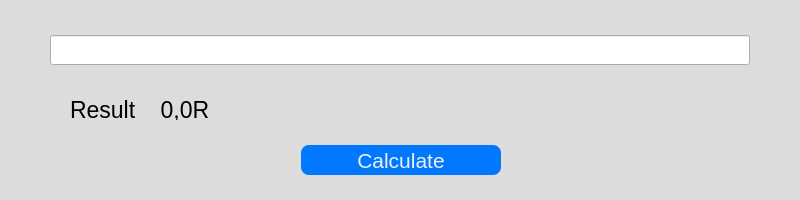
StepanTWL/ResistorCalculator, file window.ui: the form before one commit.
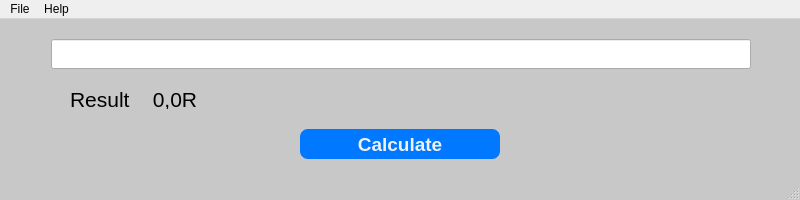
The form after the commit.

The edit to the form file:
```diff
--- a/window.ui
+++ b/window.ui
@@ -1,7 +1,10 @@
 <?xml version="1.0" encoding="UTF-8"?>
 <ui version="4.0">
  <class>ResistorCalculator</class>
- <widget class="QDialog" name="ResistorCalculator">
+ <widget class="QMainWindow" name="ResistorCalculator">
+  <property name="enabled">
+   <bool>true</bool>
+  </property>
   <property name="geometry">
    <rect>
     <x>0</x>
@@ -26,111 +29,21 @@
    <string>Resistor Calculator</string>
   </property>
   <property name="styleSheet">
-   <string notr="true">QDialog{background-color: rgb(220,220,220);}</string>
+   <string notr="true">QMainWindow{background-color: rgb(200,200,200);}</string>
   </property>
-  <widget class="QWidget" name="gridLayoutWidget">
-   <property name="geometry">
-    <rect>
-     <x>-1</x>
-     <y>19</y>
-     <width>801</width>
-     <height>62</height>
-    </rect>
-   </property>
-   <layout class="QGridLayout" name="gridLayout">
-    <item row="2" column="0">
-     <spacer name="horizontalSpacer">
-      <property name="orientation">
-       <enum>Qt::Horizontal</enum>
-      </property>
-      <property name="sizeHint" stdset="0">
-       <size>
-        <width>40</width>
-        <height>20</height>
-       </size>
-      </property>
-     </spacer>
-    </item>
-    <item row="0" column="1">
-     <spacer name="verticalSpacer_2">
-      <property name="orientation">
-       <enum>Qt::Vertical</enum>
-      </property>
-      <property name="sizeHint" stdset="0">
-       <size>
-        <width>20</width>
-        <height>40</height>
-       </size>
-      </property>
-     </spacer>
-    </item>
-    <item row="2" column="2">
-     <spacer name="horizontalSpacer_2">
-      <property name="orientation">
-       <enum>Qt::Horizontal</enum>
-      </property>
-      <property name="sizeHint" stdset="0">
-       <size>
-        <width>40</width>
-        <height>20</height>
-       </size>
-      </property>
-     </spacer>
-    </item>
-    <item row="3" column="1">
-     <spacer name="verticalSpacer">
-      <property name="orientation">
-       <enum>Qt::Vertical</enum>
-      </property>
-      <property name="sizeHint" stdset="0">
-       <size>
-        <width>20</width>
-        <height>40</height>
-       </size>
-      </property>
-     </spacer>
-    </item>
-    <item row="2" column="1">
-     <widget class="QLineEdit" name="ResistFormula">
-      <property name="minimumSize">
-       <size>
-        <width>700</width>
-        <height>30</height>
-       </size>
-      </property>
-      <property name="maximumSize">
-       <size>
-        <width>700</width>
-        <height>30</height>
-       </size>
-      </property>
-      <property name="styleSheet">
-       <string notr="true">QPushButton {
-	border-radius: 8px; 
-}</string>
-      </property>
-      <property name="inputMask">
-       <string/>
-      </property>
-      <property name="text">
-       <string/>
-      </property>
-     </widget>
-    </item>
-   </layout>
-  </widget>
+  <widget class="QWidget" name="centralwidget">
   <widget class="QWidget" name="horizontalLayoutWidget">
    <property name="geometry">
     <rect>
-     <x>0</x>
-     <y>140</y>
+      <x>-1</x>
+      <y>100</y>
      <width>801</width>
-     <height>41</height>
+      <height>51</height>
     </rect>
    </property>
    <layout class="QHBoxLayout" name="horizontalLayout">
     <item>
-     <spacer name="horizontalSpacer_3">
+      <spacer name="horizontalSpacer">
       <property name="orientation">
        <enum>Qt::Horizontal</enum>
       </property>
@@ -150,10 +63,18 @@
         <height>30</height>
        </size>
       </property>
+       <property name="maximumSize">
+        <size>
+         <width>200</width>
+         <height>30</height>
+        </size>
+       </property>
       <property name="font">
        <font>
         <family>Arial</family>
-        <pointsize>16</pointsize>
+         <pointsize>14</pointsize>
+         <weight>75</weight>
+         <bold>true</bold>
        </font>
       </property>
       <property name="styleSheet">
@@ -169,6 +90,31 @@
      </widget>
     </item>
     <item>
+      <spacer name="horizontalSpacer_2">
+       <property name="orientation">
+        <enum>Qt::Horizontal</enum>
+       </property>
+       <property name="sizeHint" stdset="0">
+        <size>
+         <width>40</width>
+         <height>20</height>
+        </size>
+       </property>
+      </spacer>
+     </item>
+    </layout>
+   </widget>
+   <widget class="QWidget" name="horizontalLayoutWidget_2">
+    <property name="geometry">
+     <rect>
+      <x>0</x>
+      <y>10</y>
+      <width>801</width>
+      <height>51</height>
+     </rect>
+    </property>
+    <layout class="QHBoxLayout" name="horizontalLayout_2">
+     <item>
      <spacer name="horizontalSpacer_4">
       <property name="orientation">
        <enum>Qt::Horizontal</enum>
@@ -181,13 +127,56 @@
       </property>
      </spacer>
     </item>
+     <item>
+      <widget class="QLineEdit" name="ResistFormula">
+       <property name="minimumSize">
+        <size>
+         <width>700</width>
+         <height>30</height>
+        </size>
+       </property>
+       <property name="maximumSize">
+        <size>
+         <width>700</width>
+         <height>30</height>
+        </size>
+       </property>
+       <property name="font">
+        <font>
+         <family>Arial</family>
+         <pointsize>10</pointsize>
+        </font>
+       </property>
+       <property name="styleSheet">
+        <string notr="true">QPushButton {
+	border-radius: 8px; 
+}</string>
+       </property>
+       <property name="inputMask">
+        <string/>
+       </property>
+      </widget>
+     </item>
+     <item>
+      <spacer name="horizontalSpacer_3">
+       <property name="orientation">
+        <enum>Qt::Horizontal</enum>
+       </property>
+       <property name="sizeHint" stdset="0">
+        <size>
+         <width>40</width>
+         <height>20</height>
+        </size>
+       </property>
+      </spacer>
+     </item>
    </layout>
   </widget>
   <widget class="QLabel" name="Result">
    <property name="geometry">
     <rect>
      <x>70</x>
-     <y>100</y>
+      <y>70</y>
      <width>360</width>
      <height>20</height>
     </rect>
@@ -207,21 +196,74 @@
    <property name="font">
     <font>
      <family>Arial</family>
-     <pointsize>17</pointsize>
+      <pointsize>16</pointsize>
      <weight>50</weight>
      <italic>false</italic>
      <bold>false</bold>
-    </font>
-   </property>
-   <property name="styleSheet">
-    <string notr="true">font: 17pt &quot;Arial&quot;;
-color: rgb(0, 0, 0);
-</string>
-   </property>
+      <underline>false</underline>
+      <strikeout>false</strikeout>
+      <stylestrategy>PreferAntialias</stylestrategy>
+      <kerning>true</kerning>
+     </font>
+    </property>
    <property name="text">
     <string>Result    0,0R</string>
    </property>
   </widget>
+  </widget>
+  <widget class="QStatusBar" name="statusbar"/>
+  <widget class="QMenuBar" name="menubar">
+   <property name="geometry">
+    <rect>
+     <x>0</x>
+     <y>0</y>
+     <width>800</width>
+     <height>21</height>
+    </rect>
+   </property>
+   <widget class="QMenu" name="menuFile">
+    <property name="title">
+     <string>File</string>
+    </property>
+    <addaction name="actionNew"/>
+    <addaction name="actionSave"/>
+    <addaction name="actionLoad"/>
+    <addaction name="actionExit"/>
+   </widget>
+   <widget class="QMenu" name="menuHelp">
+    <property name="title">
+     <string>Help</string>
+    </property>
+    <addaction name="actionInfo"/>
+   </widget>
+   <addaction name="menuFile"/>
+   <addaction name="menuHelp"/>
+  </widget>
+  <action name="actionNew">
+   <property name="text">
+    <string>New</string>
+   </property>
+  </action>
+  <action name="actionSave">
+   <property name="text">
+    <string>Save</string>
+   </property>
+  </action>
+  <action name="actionLoad">
+   <property name="text">
+    <string>Load</string>
+   </property>
+  </action>
+  <action name="actionExit">
+   <property name="text">
+    <string>Exit</string>
+   </property>
+  </action>
+  <action name="actionInfo">
+   <property name="text">
+    <string>Info</string>
+   </property>
+  </action>
  </widget>
  <resources/>
  <connections/>
```
Left out of the diff: 2 changed lines with no effect on the pictures. Lines whose indentation alone changed are shown as unchanged.
